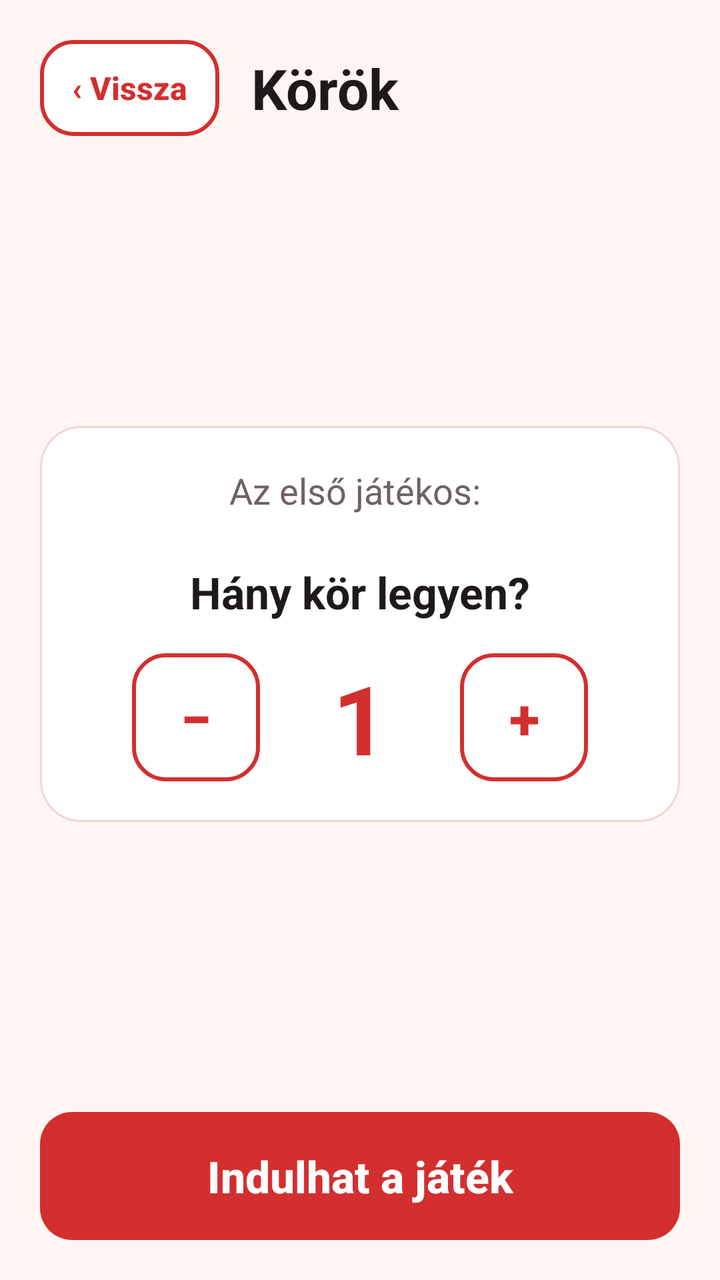
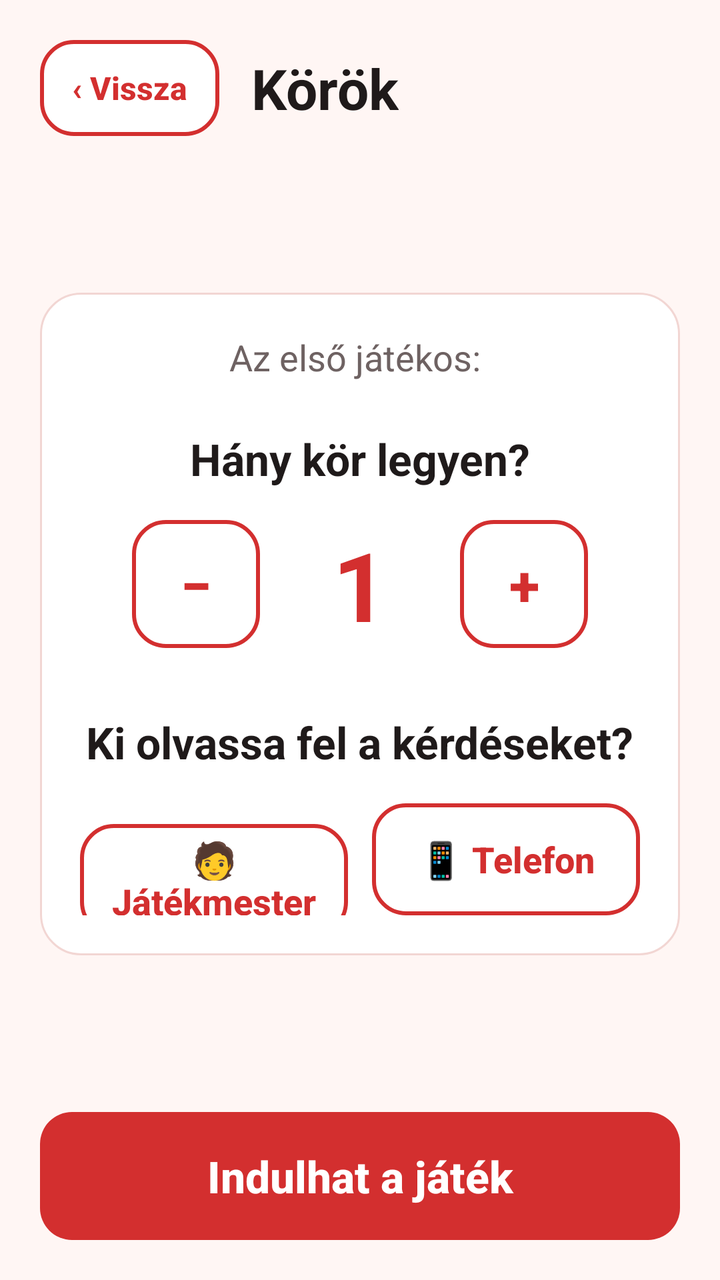

Two renders of the same Android screen: before a commit and after it. Below are the layout's source before the change and the commit's diff.
<!-- AndroidManifest.xml: application theme AppTheme -->
<!-- res/layout/activity_round.xml -->
<?xml version="1.0" encoding="utf-8"?>
<LinearLayout xmlns:android="http://schemas.android.com/apk/res/android"
    xmlns:tools="http://schemas.android.com/tools"
    style="@style/Screen"
    tools:context=".RoundActivity">

    <LinearLayout
        android:layout_width="match_parent"
        android:layout_height="wrap_content"
        android:gravity="center_vertical"
        android:orientation="horizontal">

        <Button
            style="@style/ButtonSmall"
            android:id="@+id/ButtonBackRound"
            android:text="‹ Vissza" />

        <TextView
            style="@style/ScreenTitle"
            android:layout_marginStart="16dp"
            android:text="Körök" />
    </LinearLayout>

    <Space
        android:layout_width="match_parent"
        android:layout_height="0dp"
        android:layout_weight="1" />

    <LinearLayout
        style="@style/Card"
        android:layout_width="match_parent"
        android:layout_height="wrap_content"
        android:gravity="center_horizontal"
        android:orientation="vertical">

        <TextView
            android:layout_width="wrap_content"
            android:layout_height="wrap_content"
            android:id="@+id/FirstPlayer"
            android:text="Az első játékos: "
            android:textColor="@color/textSecondary"
            android:textSize="18sp" />

        <TextView
            android:layout_width="wrap_content"
            android:layout_height="wrap_content"
            android:id="@+id/RoundText"
            android:layout_marginTop="24dp"
            android:text="Hány kör legyen?"
            android:textColor="@color/textPrimary"
            android:textSize="22sp"
            android:textStyle="bold" />

        <LinearLayout
            android:layout_width="wrap_content"
            android:layout_height="wrap_content"
            android:layout_marginTop="16dp"
            android:gravity="center_vertical"
            android:orientation="horizontal">

            <Button
                style="@style/ButtonSecondary"
                android:id="@+id/ButtonRoundMinus"
                android:layout_width="64dp"
                android:paddingStart="0dp"
                android:paddingEnd="0dp"
                android:text="−"
                android:textSize="28sp" />

            <EditText
                android:layout_width="100dp"
                android:layout_height="wrap_content"
                android:id="@+id/RoundNumber"
                android:background="@null"
                android:gravity="center"
                android:inputType="number"
                android:text="1"
                android:textColor="@color/colorPrimary"
                android:textSize="48sp"
                android:textStyle="bold" />

            <Button
                style="@style/ButtonSecondary"
                android:id="@+id/ButtonRoundPlus"
                android:layout_width="64dp"
                android:paddingStart="0dp"
                android:paddingEnd="0dp"
                android:text="+"
                android:textSize="28sp" />
        </LinearLayout>
    </LinearLayout>

    <Space
        android:layout_width="match_parent"
        android:layout_height="0dp"
        android:layout_weight="1" />

    <Button
        style="@style/ButtonPrimary"
        android:id="@+id/ButtonNextRound"
        android:text="Indulhat a játék" />

</LinearLayout>
<!-- resources referenced by this layout -->
<resources>
  <color name="colorPrimary">#D32F2F</color>
  <color name="textPrimary">#1F1A1A</color>
  <color name="textSecondary">#6E6262</color>
  <style name="ButtonPrimary" parent="ButtonBase">
          <item name="android:background">@drawable/btn_primary</item>
          <item name="android:textColor">@color/surface</item>
      </style>
  <style name="ButtonSecondary" parent="ButtonBase">
          <item name="android:background">@drawable/btn_secondary</item>
          <item name="android:textColor">@color/text_secondary_button</item>
      </style>
  <style name="ButtonSmall" parent="ButtonSecondary">
          <item name="android:layout_width">wrap_content</item>
          <item name="android:layout_height">48dp</item>
          <item name="android:textSize">16sp</item>
          <item name="android:paddingStart">16dp</item>
          <item name="android:paddingEnd">16dp</item>
      </style>
  <style name="Card">
          <item name="android:background">@drawable/bg_card</item>
          <item name="android:padding">20dp</item>
      </style>
  <style name="Screen">
          <item name="android:layout_width">match_parent</item>
          <item name="android:layout_height">match_parent</item>
          <item name="android:orientation">vertical</item>
          <item name="android:padding">20dp</item>
          <item name="android:background">@color/background</item>
      </style>
  <style name="ScreenTitle">
          <item name="android:layout_width">wrap_content</item>
          <item name="android:layout_height">wrap_content</item>
          <item name="android:textSize">28sp</item>
          <item name="android:textStyle">bold</item>
          <item name="android:textColor">@color/textPrimary</item>
      </style>
  <style name="AppTheme" parent="Theme.AppCompat.Light.NoActionBar">
          <item name="colorPrimary">@color/colorPrimary</item>
          <item name="colorPrimaryDark">@color/colorPrimaryDark</item>
          <item name="colorAccent">@color/colorAccent</item>
          <item name="android:windowBackground">@color/background</item>
          <item name="android:textColorPrimary">@color/textPrimary</item>
          <item name="android:textColorSecondary">@color/textSecondary</item>
      </style>
  <style name="ButtonBase" parent="Widget.AppCompat.Button">
          <item name="android:layout_width">match_parent</item>
          <item name="android:layout_height">64dp</item>
          <item name="android:textSize">22sp</item>
          <item name="android:textStyle">bold</item>
          <item name="android:textAllCaps">false</item>
          <item name="android:stateListAnimator">@null</item>
          <item name="android:paddingStart">20dp</item>
          <item name="android:paddingEnd">20dp</item>
      </style>
  <color name="surface">#FFFFFF</color>
  <!-- drawable bg_card (drawable) -->
  <?xml version="1.0" encoding="utf-8"?>
  <shape xmlns:android="http://schemas.android.com/apk/res/android" android:shape="rectangle">
      <corners android:radius="20dp" />
      <solid android:color="@color/surface" />
      <stroke android:width="1dp" android:color="@color/outline" />
  </shape>
  <color name="background">#FFF6F4</color>
  <color name="colorPrimaryDark">#9A0007</color>
  <color name="colorAccent">#D32F2F</color>
  <color name="disabled">#E0D6D5</color>
  <color name="pinkLight">#FCE4EC</color>
  <color name="outline">#F2D6D3</color>
  <!-- unchanged entries left out for length: 2 -->
</resources>

<!-- the commit's change to res/layout/activity_round.xml (unified diff, before → after) -->
@@ -88,6 +88,46 @@
                 android:text="+"
                 android:textSize="28sp" />
         </LinearLayout>
+
+        <TextView
+            android:layout_width="wrap_content"
+            android:layout_height="wrap_content"
+            android:layout_marginTop="32dp"
+            android:text="Ki olvassa fel a kérdéseket?"
+            android:textColor="@color/textPrimary"
+            android:textSize="22sp"
+            android:textStyle="bold" />
+
+        <LinearLayout
+            android:layout_width="match_parent"
+            android:layout_height="wrap_content"
+            android:layout_marginTop="16dp"
+            android:orientation="horizontal">
+
+            <Button
+                style="@style/ButtonSecondary"
+                android:id="@+id/ButtonReaderMaster"
+                android:layout_width="0dp"
+                android:layout_height="56dp"
+                android:layout_weight="1"
+                android:layout_marginEnd="6dp"
+                android:paddingStart="8dp"
+                android:paddingEnd="8dp"
+                android:text="🧑 Játékmester"
+                android:textSize="18sp" />
+
+            <Button
+                style="@style/ButtonSecondary"
+                android:id="@+id/ButtonReaderPhone"
+                android:layout_width="0dp"
+                android:layout_height="56dp"
+                android:layout_weight="1"
+                android:layout_marginStart="6dp"
+                android:paddingStart="8dp"
+                android:paddingEnd="8dp"
+                android:text="📱 Telefon"
+                android:textSize="18sp" />
+        </LinearLayout>
     </LinearLayout>
 
     <Space
